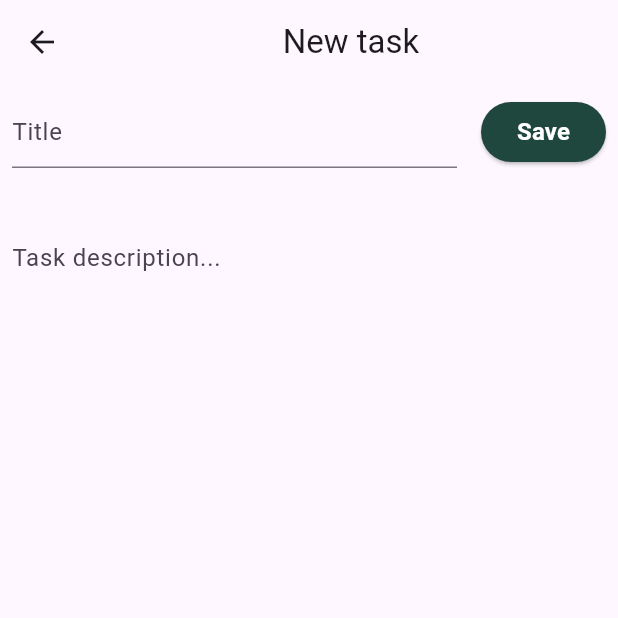
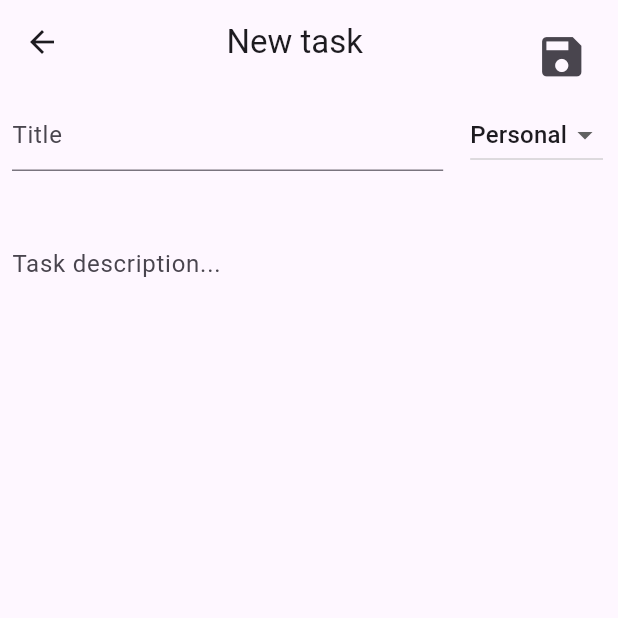
Before and after one commit to salemwhd/todo-app, a Flutter app: the screen it shows after launch, after a tap on "New Task", on a phone screen of 412 x 824 dp, the top half of it. Run offline on Flutter 3.47's test engine with Material 3 defaults, Android fonts, the phone set to English and light mode, and no system bars; our stand-ins replace sqflite, sqflite_common_ffi; accounts and stored records are empty.

Commit message:
feat:add categories to task

```diff
--- a/lib/main.dart
+++ b/lib/main.dart
@@ -9,7 +9,6 @@ void main() {
 class MyApp extends StatelessWidget {
   const MyApp({super.key});
 
-  // This widget is the root of your application.
   @override
   Widget build(BuildContext context) {
     return MaterialApp(
--- a/lib/models/task_model.dart
+++ b/lib/models/task_model.dart
@@ -6,13 +6,14 @@ class TaskModel {
   final String description;
   bool isCompleted;
   final DateTime dateTime;
-
+  final String category;
   TaskModel({
     this.id,
     required this.title,
     required this.description,
     required this.dateTime,
     this.isCompleted = false,
+    required this.category,
   });
 
   String get formatDateTime => DateFormat('dd-MM-yyyy HH:mm').format(dateTime);
@@ -24,6 +25,7 @@ class TaskModel {
       'description': description,
       'dateTime': dateTime.toIso8601String(),
       'isCompleted': isCompleted ? 0 : 1,
+      'category': category,
     };
   }
 
@@ -34,6 +36,7 @@ class TaskModel {
       description: map['description'],
       dateTime: DateTime.parse(map['dateTime']),
       isCompleted: map['isCompleted'] == 0,
+      category: map['category'],
     );
   }
 }
--- a/lib/services/database_service.dart
+++ b/lib/services/database_service.dart
@@ -29,9 +29,9 @@ class DatabaseService {
         title TEXT NOT NULL,
         description TEXT NOT NULL,
         dateTime TEXT NOT NULL,
-        isCompleted INTEGER NOT NULL
-      )
-''');
+        isCompleted INTEGER NOT NULL,
+        category TEXT NOT NULL
+      )''');
   }
 
   Future<int> createTask(TaskModel task) async {
--- a/lib/views/new_task_screen.dart
+++ b/lib/views/new_task_screen.dart
@@ -1,38 +1,47 @@
-// ignore_for_file: unused_local_variable
-
 import 'package:flutter/material.dart';
 import 'package:todo_app/models/task_model.dart';
 import 'package:todo_app/services/database_service.dart';
 import 'package:todo_app/views/widget/my_text_filed.dart';
 
-class NewTaskScreen extends StatelessWidget {
-  NewTaskScreen({
-    super.key,
-    this.task,
-  }) {
-    if (task != null) {
-      titleController.text = task!.title;
-      descriptionController.text = task!.description;
+class NewTaskScreen extends StatefulWidget {
+  final TaskModel? task;
+
+  NewTaskScreen({Key? key, this.task}) : super(key: key);
+
+  @override
+  _NewTaskScreenState createState() => _NewTaskScreenState();
+}
+
+class _NewTaskScreenState extends State<NewTaskScreen> {
+  final TextEditingController titleController = TextEditingController();
+  final TextEditingController descriptionController = TextEditingController();
+  final List<String> categories = ['Personal', 'Work', 'Study'];
+  String selectedCategory = 'Personal';
+
+  @override
+  void initState() {
+    super.initState();
+    if (widget.task != null) {
+      titleController.text = widget.task!.title;
+      descriptionController.text = widget.task!.description;
+      selectedCategory = widget.task!.category;
     }
   }
-  final TextEditingController titleController = TextEditingController();
-  final TextEditingController descriptionController = TextEditingController();
-  final TaskModel? task;
 
   void navigatetoHomeScreen(BuildContext context) {
     Navigator.of(context).pop(true);
   }
 
-  dynamic saveTask(BuildContext context) {
+  void saveTask(BuildContext context) {
     final title = titleController.text;
     final description = descriptionController.text;
-    if (title.isEmpty || description.isEmpty) {
-      return showDialog(
+    if (title.isEmpty & description.isEmpty) {
+      showDialog(
         context: context,
         builder: (context) {
           return AlertDialog(
-            title: const Text('Error'),
-            content: const Text('Please fill all fields'),
+            title: const Text('Alert'),
+            content: const Text('Write something to save'),
             actions: [
               TextButton(
                 onPressed: () {
@@ -44,25 +53,24 @@ class NewTaskScreen extends StatelessWidget {
           );
         },
       );
+      return;
     }
-    if (task == null) {
-      TaskModel newTask = TaskModel(
-        title: title,
-        description: description,
-        dateTime: DateTime.now(),
-      );
-      DatabaseService.instance.createTask(newTask);
-      navigatetoHomeScreen(context);
+
+    final TaskModel taskToSave = TaskModel(
+      id: widget.task?.id,
+      title: title,
+      description: description,
+      dateTime: widget.task?.dateTime ?? DateTime.now(),
+      category: selectedCategory,
+    );
+
+    if (widget.task == null) {
+      DatabaseService.instance.createTask(taskToSave);
     } else {
-      TaskModel updatedTask = TaskModel(
-        id: task!.id,
-        title: title,
-        description: description,
-        dateTime: task!.dateTime,
-      );
-      DatabaseService.instance.updateTask(updatedTask);
-      navigatetoHomeScreen(context);
+      DatabaseService.instance.updateTask(taskToSave);
     }
+
+    navigatetoHomeScreen(context);
   }
 
   @override
@@ -70,8 +78,22 @@ class NewTaskScreen extends StatelessWidget {
     return Scaffold(
       appBar: AppBar(
         title: Center(
-          child: task == null ? Text('New task') : Text('Edit'),
+          child: Text(widget.task == null ? 'New task' : 'Edit'),
         ),
+        actions: [
+          Padding(
+            padding: const EdgeInsets.all(12.0),
+            child: IconButton(
+              onPressed: () {
+                saveTask(context);
+              },
+              icon: const Icon(
+                Icons.save,
+                size: 35,
+              ),
+            ),
+          ),
+        ],
       ),
       body: SingleChildScrollView(
         child: Column(
@@ -80,32 +102,31 @@ class NewTaskScreen extends StatelessWidget {
               children: [
                 Expanded(
                   child: Padding(
-                    padding: EdgeInsets.all(8.0),
+                    padding: const EdgeInsets.all(8.0),
                     child: MyTextFiled(
                       label: 'Title',
                       maxLines: 1,
                       controller: titleController,
-                      initialValue: task?.title,
+                      initialValue: widget.task?.title,
                     ),
                   ),
                 ),
                 Padding(
-                  padding: const EdgeInsets.all(8.0),
-                  child: ElevatedButton(
-                    style: ElevatedButton.styleFrom(
-                      backgroundColor: Color.fromARGB(255, 32, 71, 62),
-                    ),
-                    onPressed: () {
-                      saveTask(context);
+                  padding: const EdgeInsets.all(10.0),
+                  child: DropdownButton<String>(
+                    value: selectedCategory,
+                    onChanged: (String? newValue) {
+                      setState(() {
+                        selectedCategory = newValue!;
+                      });
                     },
-                    child: const Text(
-                      'Save',
-                      style: TextStyle(
-                        color: Colors.white,
-                        fontSize: 16,
-                        fontWeight: FontWeight.bold,
-                      ),
-                    ),
+                    items: categories
+                        .map<DropdownMenuItem<String>>((String value) {
+                      return DropdownMenuItem<String>(
+                        value: value,
+                        child: Text(value),
+                      );
+                    }).toList(),
                   ),
                 ),
               ],
@@ -114,14 +135,14 @@ class NewTaskScreen extends StatelessWidget {
               height: 24,
             ),
             Padding(
-              padding: EdgeInsets.all(8.0),
+              padding: const EdgeInsets.all(8.0),
               child: MyTextFiled(
                 label: 'Task description...',
                 maxLines: 50,
                 controller: descriptionController,
-                initialValue: task?.description,
+                initialValue: widget.task?.description,
               ),
-            )
+            ),
           ],
         ),
       ),
--- a/lib/views/widget/tasks_list.dart
+++ b/lib/views/widget/tasks_list.dart
@@ -61,7 +61,7 @@ class _TasksListState extends State<TasksList> {
                   setState(() {
                     tasks.removeAt(index);
                   });
-                  widget.onUpdate();
+                 // widget.onUpdate();
                   ScaffoldMessenger.of(context).showSnackBar(
                     const SnackBar(
                       content: Text('Task deleted'),
```
Also changed, not shown: lib/views/widget/task_card.dart (+17 -1 lines).
